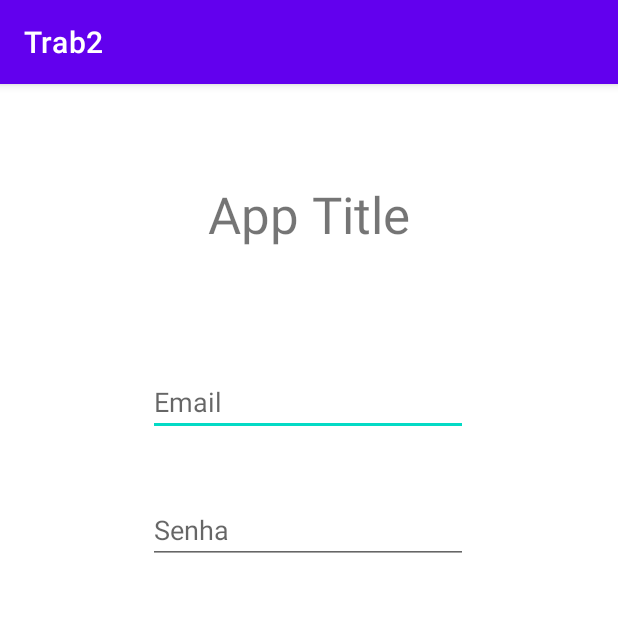
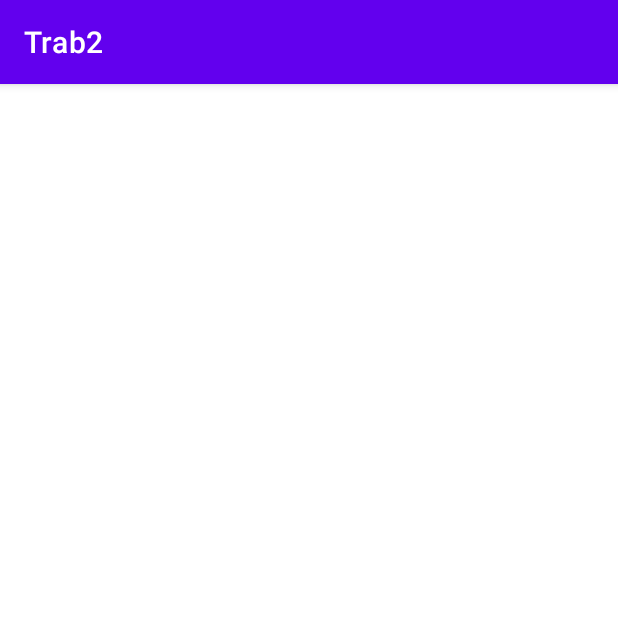
Before and after one commit to TiagoSanti/app-woods, an Android app: the screen it shows after launch (MainActivity), on a phone screen of 412 x 824 dp, the top half of it. Run offline under Robolectric (Android 15) with nearby library versions, the phone set to English and light mode, and no system bars.

Commit message:
Atividade Main vazia direcionando para a tela de login inicialmente

```diff
--- a/app/src/main/java/com/example/trab2/MainActivity.java
+++ b/app/src/main/java/com/example/trab2/MainActivity.java
@@ -2,15 +2,16 @@ package com.example.trab2;
 
 import androidx.appcompat.app.AppCompatActivity;
 
+import android.content.Intent;
 import android.os.Bundle;
 
 public class MainActivity extends AppCompatActivity {
-
-
 
     @Override
     protected void onCreate(Bundle savedInstanceState) {
         super.onCreate(savedInstanceState);
         setContentView(R.layout.activity_main);
+
+        startActivity(new Intent(MainActivity.this, Login.class));
     }
 }
--- a/app/src/main/res/layout/activity_main.xml
+++ b/app/src/main/res/layout/activity_main.xml
@@ -1,48 +1,6 @@
 <?xml version="1.0" encoding="utf-8"?>
 <androidx.constraintlayout.widget.ConstraintLayout xmlns:android="http://schemas.android.com/apk/res/android"
-    xmlns:app="http://schemas.android.com/apk/res-auto"
-    xmlns:tools="http://schemas.android.com/tools"
     android:layout_width="match_parent"
-    android:layout_height="match_parent"
-    android:layout_centerInParent="false"
-    android:layout_centerHorizontal="false"
-    android:layout_gravity="center_horizontal"
-    tools:context=".MainActivity">
+    android:layout_height="match_parent">
 
-    <TextView
-        android:id="@+id/txtAppTitulo"
-        android:layout_width="wrap_content"
-        android:layout_height="wrap_content"
-        android:layout_marginTop="64dp"
-        android:text="App Title"
-        android:textSize="34sp"
-        app:layout_constraintEnd_toEndOf="parent"
-        app:layout_constraintStart_toStartOf="parent"
-        app:layout_constraintTop_toTopOf="parent" />
-
-    <EditText
-        android:id="@+id/edtEmail"
-        android:layout_width="wrap_content"
-        android:layout_height="wrap_content"
-        android:layout_marginTop="80dp"
-        android:ems="10"
-        android:hint="Email"
-        android:inputType="textPersonName"
-        app:layout_constraintEnd_toEndOf="parent"
-        app:layout_constraintHorizontal_bias="0.497"
-        app:layout_constraintStart_toStartOf="parent"
-        app:layout_constraintTop_toBottomOf="@+id/txtAppTitulo" />
-
-    <EditText
-        android:id="@+id/edtSenha"
-        android:layout_width="wrap_content"
-        android:layout_height="wrap_content"
-        android:layout_marginTop="40dp"
-        android:ems="10"
-        android:hint="Senha"
-        android:inputType="textPassword"
-        app:layout_constraintEnd_toEndOf="parent"
-        app:layout_constraintHorizontal_bias="0.497"
-        app:layout_constraintStart_toStartOf="parent"
-        app:layout_constraintTop_toBottomOf="@+id/edtEmail" />
 </androidx.constraintlayout.widget.ConstraintLayout>
```
